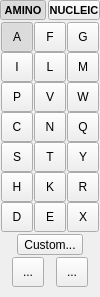
Above: src/schrodinger/sketcher/ui/monomer_tool_widget.ui from KevKeating/sketcher before the change. Below: the same form after it.
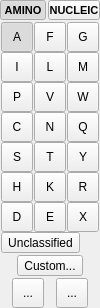
That is the form after the change. Icons and pictures are not drawn. Custom widgets are drawn as their Qt base class.

Commit message: Codex implementing Unclassified buttons

```diff
--- a/src/schrodinger/sketcher/ui/monomer_tool_widget.ui
+++ b/src/schrodinger/sketcher/ui/monomer_tool_widget.ui
@@ -550,18 +550,18 @@
        <property name="spacing">
         <number>0</number>
        </property>
-       <item row="7" column="0">
-        <spacer name="verticalSpacer">
-         <property name="orientation">
-          <enum>Qt::Orientation::Vertical</enum>
+       <item row="7" column="0" colspan="3">
+        <widget class="schrodinger::sketcher::ModularToolButton" name="unclassified_btn">
+         <property name="text">
+          <string>Unclassified</string>
          </property>
-         <property name="sizeHint" stdset="0">
-          <size>
-           <width>0</width>
-           <height>0</height>
-          </size>
+         <property name="checkable">
+          <bool>true</bool>
          </property>
-        </spacer>
+         <attribute name="buttonGroup">
+          <string notr="true">amino_monomer_group</string>
+         </attribute>
+        </widget>
        </item>
        <item row="0" column="1">
         <widget class="schrodinger::sketcher::ModularToolButton" name="phe_btn">
```
Left out of the diff: 13 changed lines with no effect on the pictures. The commit also changes 10 other files.
